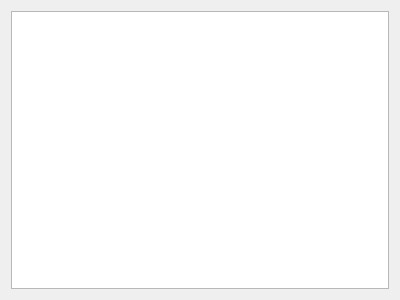
First picture: the form in BOLT/igrica1.ui, repository MATF-RS20/RS005-bolt, before the edit.
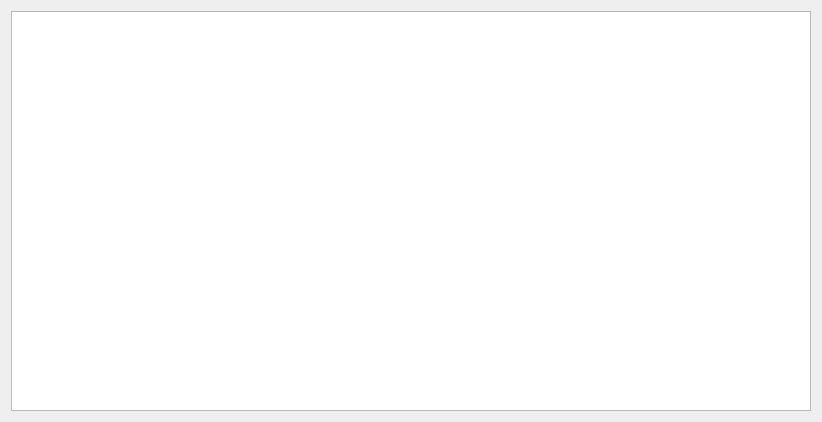
Second picture: the form after the edit.

Patch:
```diff
--- a/BOLT/igrica1.ui
+++ b/BOLT/igrica1.ui
@@ -15,7 +15,14 @@
   </property>
   <layout class="QHBoxLayout" name="horizontalLayout">
    <item>
-    <widget class="QGraphicsView" name="graphicsView"/>
+    <widget class="QGraphicsView" name="graphicsView">
+     <property name="minimumSize">
+      <size>
+       <width>800</width>
+       <height>400</height>
+      </size>
+     </property>
+    </widget>
    </item>
   </layout>
  </widget>
```
